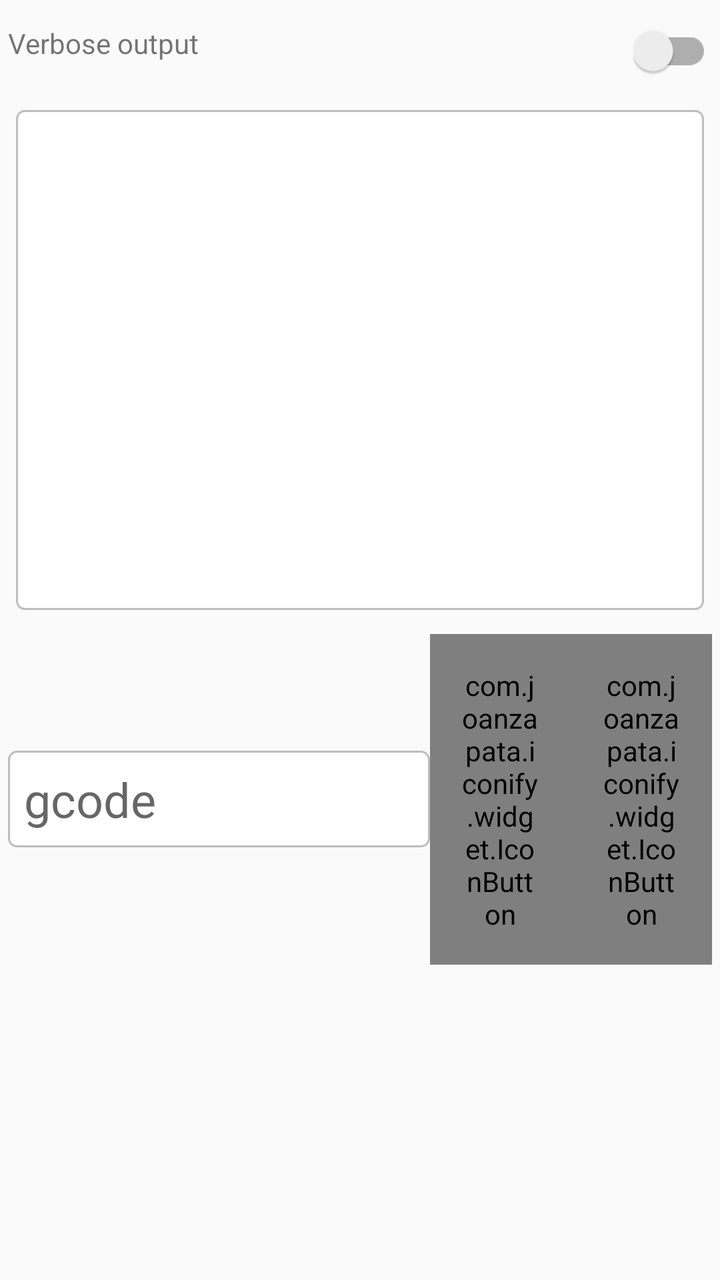
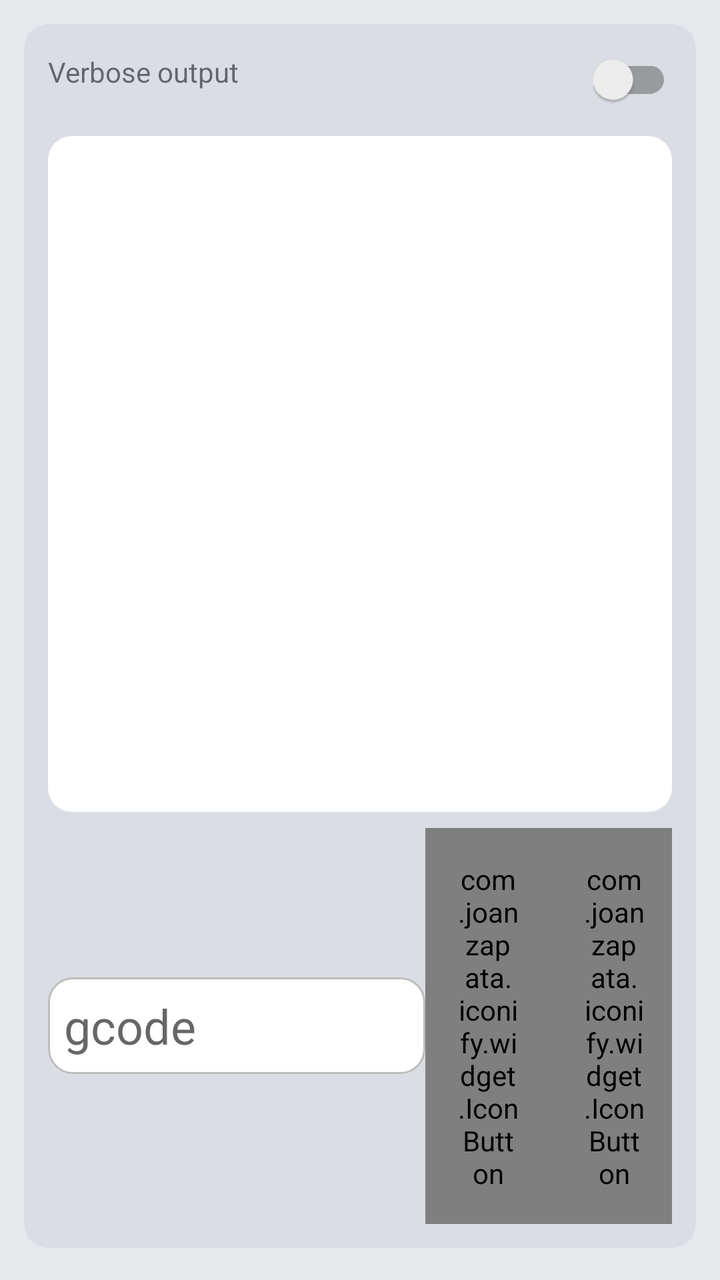

An Android layout rendered at two revisions. The XML below is the earlier revision; the diff shows what the commit changed to produce the second picture.
<!-- AndroidManifest.xml: application theme AppTheme -->
<!-- res/layout/fragment_console_tab.xml -->
<layout xmlns:tools="http://schemas.android.com/tools"
    xmlns:android="http://schemas.android.com/apk/res/android">

    <data>
        <variable name="console" type="in.co.gorest.grblcontroller.listeners.ConsoleLoggerListener" />
        <variable name="machineStatus" type="in.co.gorest.grblcontroller.listeners.MachineStatusListener" />
    </data>

    <ScrollView
        android:id="@+id/console_scroll_view"
        android:paddingTop="4dp"
        android:fillViewport="true"
        android:layout_width="match_parent"
        android:layout_height="match_parent">

        <LinearLayout
            android:orientation="vertical"
            android:layout_width="match_parent"
            android:layout_height="wrap_content">

            <RelativeLayout
                android:paddingLeft="4dp"
                android:paddingRight="4dp"
                android:paddingTop="8dp"
                android:paddingBottom="8dp"
                android:layout_width="match_parent"
                android:layout_height="wrap_content">

                <TextView
                    android:layout_toStartOf="@+id/console_verbose_output"
                    android:layout_alignParentStart="true"
                    android:text="@string/text_verbose_output"
                    android:layout_width="wrap_content"
                    android:layout_height="wrap_content" />

                <androidx.appcompat.widget.SwitchCompat
                    android:id="@+id/console_verbose_output"
                    android:layout_width="wrap_content"
                    android:layout_height="wrap_content"
                    android:layout_alignParentEnd="true"
                    tools:ignore="TouchTargetSizeCheck" />

            </RelativeLayout>

            <ViewSwitcher
                android:id="@+id/console_view_switcher"
                android:layout_width="match_parent"
                android:layout_height="wrap_content">

                <RelativeLayout
                    android:padding="8dp"
                    android:layout_width="match_parent"
                    android:layout_height="wrap_content">

                    <TextView
                        android:text="@{console.messages}"
                        android:minHeight="250dp"
                        android:maxLines="16"
                        android:padding="8dp"
                        android:gravity="bottom"
                        android:id="@+id/console_logger"
                        android:scrollbars="vertical"
                        android:scrollbarStyle="insideInset"
                        android:overScrollMode="always"
                        android:fadeScrollbars="false"
                        android:textSize="12sp"
                        android:background="@drawable/rounded_border_edit_text"
                        android:layout_width="match_parent"
                        android:layout_height="wrap_content"
                        tools:ignore="SmallSp" />

                </RelativeLayout>

                <RelativeLayout
                    android:padding="8dp"
                    android:layout_width="match_parent"
                    android:layout_height="wrap_content">

                    <androidx.recyclerview.widget.RecyclerView
                        android:paddingTop="8dp"
                        android:paddingBottom="8dp"
                        android:background="@drawable/rounded_border_edit_text"
                        android:id="@+id/recycler_view"
                        android:layout_width="match_parent"
                        android:layout_height="250dp"
                        android:scrollbars="vertical"/>

                </RelativeLayout>

            </ViewSwitcher>

            <TableLayout
                android:padding="4dp"

                android:layout_width="match_parent"
                android:layout_height="wrap_content">

                <TableRow tools:ignore="UselessParent">

                    <EditText
                        android:id="@+id/command_input"
                        android:padding="8dp"
                        android:textSize="24sp"
                        android:maxLength="78"
                        android:maxLines="1"
                        android:inputType="textCapCharacters"
                        android:layout_weight="0.60"
                        android:background="@drawable/rounded_border_edit_text"
                        android:layout_width="0dp"
                        android:layout_gravity="center_vertical"
                        android:layout_height="wrap_content"
                        android:hint="gcode"
                        tools:ignore="HardcodedText,LabelFor"
                        android:autofillHints="" />

                    <com.joanzapata.iconify.widget.IconButton
                        android:text="{fa-send 24dp @color/colorAccent}"
                        android:padding="16dp"
                        android:textSize="24sp"
                        android:id="@+id/send_command"
                        android:layout_width="0dp"
                        android:layout_weight="0.20"
                        android:gravity="center"
                        android:layout_gravity="center_vertical"
                        android:layout_height="wrap_content"
                        tools:ignore="HardcodedText" />

                    <com.joanzapata.iconify.widget.IconButton
                        android:padding="16dp"
                        android:textSize="24sp"
                        android:text="{fa-history 24dp @color/colorAccent}"
                        android:id="@+id/console_history"
                        android:layout_width="0dp"
                        android:layout_weight="0.20"
                        android:gravity="center"
                        android:layout_gravity="center_vertical"
                        android:layout_height="wrap_content"
                        tools:ignore="HardcodedText" />

                </TableRow>

            </TableLayout>

        </LinearLayout>

    </ScrollView>

</layout>
<!-- resources referenced by this layout -->
<resources>
  <!-- drawable rounded_border_edit_text (drawable) -->
  <?xml version="1.0" encoding="utf-8"?>
  <selector xmlns:android="http://schemas.android.com/apk/res/android">
      <item>
          <shape android:shape="rectangle">
              <solid android:color="#ffffff"/>
              <corners android:radius="4dp" />
              <stroke android:width="1dp" android:color="@color/colorDivider" />
          </shape>
      </item>
  </selector>
  <style name="AppTheme" parent="Theme.AppCompat.Light.DarkActionBar">
          
          <item name="colorPrimary">@color/colorPrimary</item>
          <item name="colorPrimaryDark">@color/colorPrimaryDark</item>
          <item name="colorAccent">@color/colorAccent</item>
          <item name="android:windowFullscreen">true</item>
  		<item name="android:navigationBarColor" tools:targetApi="lollipop">@color/colorPrimaryDark</item>
      </style>
  <!-- unchanged entries left out for length: 5 -->
</resources>

<!-- the commit's change to res/layout/fragment_console_tab.xml (unified diff, before → after) -->
@@ -6,23 +6,41 @@
         <variable name="machineStatus" type="in.co.gorest.grblcontroller.listeners.MachineStatusListener" />
     </data>
 
-    <ScrollView
+    
+    <FrameLayout
+        android:paddingStart="@dimen/screen_edge"
+        android:paddingEnd="@dimen/screen_edge"
         android:id="@+id/console_scroll_view"
-        android:paddingTop="4dp"
-        android:fillViewport="true"
+        android:paddingTop="@dimen/spacing_s"
         android:layout_width="match_parent"
         android:layout_height="match_parent">
 
         <LinearLayout
             android:orientation="vertical"
+            android:paddingBottom="@dimen/spacing_s"
             android:layout_width="match_parent"
-            android:layout_height="wrap_content">
+            android:layout_height="match_parent">
+
+            <LinearLayout
+                android:layout_width="match_parent"
+                android:layout_height="0dp"
+                android:layout_weight="1"
+                android:layout_marginStart="@dimen/button_inset"
+                android:layout_marginEnd="@dimen/button_inset"
+                android:layout_marginTop="@dimen/spacing_xs"
+                android:layout_marginBottom="@dimen/spacing_s"
+                android:paddingStart="@dimen/card_padding"
+                android:paddingEnd="@dimen/card_padding"
+                android:paddingTop="@dimen/spacing_xs"
+                android:paddingBottom="@dimen/spacing_xs"
+                android:background="@drawable/bg_card"
+                android:orientation="vertical">
 
             <RelativeLayout
-                android:paddingLeft="4dp"
-                android:paddingRight="4dp"
-                android:paddingTop="8dp"
-                android:paddingBottom="8dp"
+                android:paddingTop="@dimen/spacing_xs"
+                android:paddingBottom="@dimen/spacing_xs"
+                android:minHeight="@dimen/list_item_min_height"
+                android:gravity="center_vertical"
                 android:layout_width="match_parent"
                 android:layout_height="wrap_content">
 
@@ -45,17 +63,19 @@
             <ViewSwitcher
                 android:id="@+id/console_view_switcher"
                 android:layout_width="match_parent"
-                android:layout_height="wrap_content">
+                android:layout_height="0dp"
+                android:layout_weight="1">
 
                 <RelativeLayout
-                    android:padding="8dp"
+                    android:paddingTop="@dimen/spacing_xs"
+                    android:paddingBottom="@dimen/spacing_s"
                     android:layout_width="match_parent"
-                    android:layout_height="wrap_content">
+                    android:layout_height="match_parent">
 
                     <TextView
                         android:text="@{console.messages}"
-                        android:minHeight="250dp"
-                        android:maxLines="16"
+
+
                         android:padding="8dp"
                         android:gravity="bottom"
                         android:id="@+id/console_logger"
@@ -64,33 +84,39 @@
                         android:overScrollMode="always"
                         android:fadeScrollbars="false"
                         android:textSize="12sp"
-                        android:background="@drawable/rounded_border_edit_text"
+                        android:background="@drawable/bg_inset"
                         android:layout_width="match_parent"
-                        android:layout_height="wrap_content"
+                        android:layout_height="match_parent"
                         tools:ignore="SmallSp" />
 
                 </RelativeLayout>
 
                 <RelativeLayout
-                    android:padding="8dp"
+                    android:paddingTop="@dimen/spacing_xs"
+                    android:paddingBottom="@dimen/spacing_s"
                     android:layout_width="match_parent"
-                    android:layout_height="wrap_content">
+                    android:layout_height="match_parent">
 
                     <androidx.recyclerview.widget.RecyclerView
                         android:paddingTop="8dp"
                         android:paddingBottom="8dp"
-                        android:background="@drawable/rounded_border_edit_text"
+                        android:background="@drawable/bg_inset"
                         android:id="@+id/recycler_view"
                         android:layout_width="match_parent"
-                        android:layout_height="250dp"
+                        android:layout_height="match_parent"
                         android:scrollbars="vertical"/>
 
                 </RelativeLayout>
 
             </ViewSwitcher>
 
+            
             <TableLayout
-                android:padding="4dp"
+                android:layout_marginEnd="-3dp"
+                android:paddingStart="0dp"
+                android:paddingEnd="0dp"
+                android:paddingTop="0dp"
+                android:paddingBottom="@dimen/spacing_s"
 
                 android:layout_width="match_parent"
                 android:layout_height="wrap_content">
@@ -141,8 +167,11 @@
 
             </TableLayout>
 
+            </LinearLayout>
+
+
         </LinearLayout>
 
-    </ScrollView>
+    </FrameLayout>
 
 </layout>
<!-- resource entries referenced after the edit -->
@@ -1,12 +1,30 @@
 <!-- resources referenced by this layout -->
 <resources>
+  <dimen name="button_inset">3dp</dimen>
+  <dimen name="card_padding">12dp</dimen>
+  <dimen name="list_item_min_height">48dp</dimen>
+  <dimen name="screen_edge">9dp</dimen>
+  <dimen name="spacing_s">8dp</dimen>
+  <dimen name="spacing_xs">4dp</dimen>
+  <!-- drawable bg_card (drawable) -->
+  <?xml version="1.0" encoding="utf-8"?>
+  <shape xmlns:android="http://schemas.android.com/apk/res/android" android:shape="rectangle">
+      <solid android:color="@color/colorSurface" />
+      <corners android:radius="@dimen/corner_button" />
+  </shape>
+  <!-- drawable bg_inset (drawable) -->
+  <?xml version="1.0" encoding="utf-8"?>
+  <shape xmlns:android="http://schemas.android.com/apk/res/android" android:shape="rectangle">
+      <solid android:color="@color/colorWhite" />
+      <corners android:radius="@dimen/corner_button" />
+  </shape>
   <!-- drawable rounded_border_edit_text (drawable) -->
   <?xml version="1.0" encoding="utf-8"?>
   <selector xmlns:android="http://schemas.android.com/apk/res/android">
       <item>
           <shape android:shape="rectangle">
-              <solid android:color="#ffffff"/>
-              <corners android:radius="4dp" />
+              <solid android:color="@color/colorWhite"/>
+              <corners android:radius="@dimen/corner_button" />
               <stroke android:width="1dp" android:color="@color/colorDivider" />
           </shape>
       </item>
@@ -18,7 +36,56 @@
           <item name="colorAccent">@color/colorAccent</item>
           <item name="android:windowFullscreen">true</item>
   		<item name="android:navigationBarColor" tools:targetApi="lollipop">@color/colorPrimaryDark</item>
+          <item name="android:windowBackground">@color/colorBackground</item>
+          <item name="buttonStyle">@style/Widget.Grbl.Button</item>
+          <item name="android:buttonStyle">@style/Widget.Grbl.Button</item>
       </style>
+  <color name="colorSurface">#DADDE3</color>
+  <dimen name="corner_button">12dp</dimen>
+  <color name="colorWhite">#ffffff</color>
+  <color name="colorBackground">#E8E9ED</color>
+  <style name="Widget.Grbl.Button" parent="Widget.AppCompat.Button">
+          <item name="android:background">@drawable/btn_grbl</item>
+          <item name="android:textColor">@color/btn_grbl_text</item>
+          <item name="android:textAllCaps">false</item>
+          <item name="android:textStyle">bold</item>
+          <item name="android:textSize">14sp</item>
+          <item name="android:minHeight">@dimen/button_min_height</item>
+          <item name="android:minWidth">0dp</item>
+          <item name="android:paddingLeft">@dimen/spacing_s</item>
+          <item name="android:paddingRight">@dimen/spacing_s</item>
+          <item name="android:stateListAnimator">@null</item>
+          <item name="android:elevation">0dp</item>
+      </style>
+  <!-- drawable btn_grbl (drawable) -->
+  <?xml version="1.0" encoding="utf-8"?>
+  <inset xmlns:android="http://schemas.android.com/apk/res/android"
+      android:insetLeft="@dimen/button_inset"
+      android:insetTop="@dimen/button_inset"
+      android:insetRight="@dimen/button_inset"
+      android:insetBottom="@dimen/button_inset">
+      <ripple android:color="?attr/colorControlHighlight">
+          <item>
+              <selector>
+                  <item android:state_enabled="false">
+                      <shape android:shape="rectangle">
+                          <solid android:color="@color/colorButtonDisabled" />
+                          <corners android:radius="@dimen/corner_button" />
+                      </shape>
+                  </item>
+                  <item>
+                      <shape android:shape="rectangle">
+                          <solid android:color="@color/colorButton" />
+                          <corners android:radius="@dimen/corner_button" />
+                      </shape>
+                  </item>
+              </selector>
+          </item>
+      </ripple>
+  </inset>
+  <dimen name="button_min_height">46dp</dimen>
+  <color name="colorButtonDisabled">#F3F4F6</color>
+  <color name="colorButton">#C9CED6</color>
   <!-- unchanged entries left out for length: 5 -->
 </resources>
 
